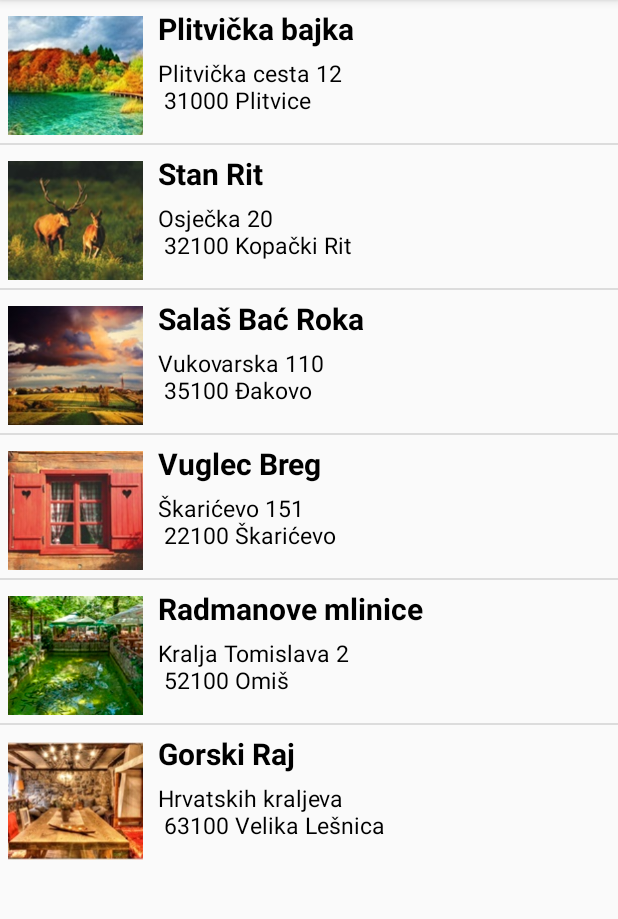
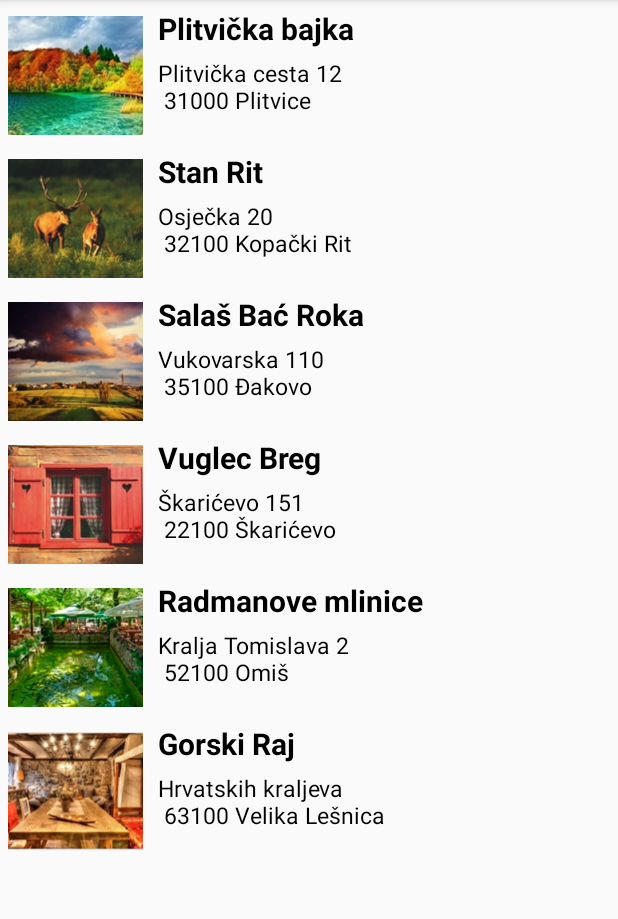
Before and after one commit to DomagojCavarOS/FindMyRoom, an Android app: the screen it shows after launch (MainActivity), on a phone screen of 412 x 824 dp, the part 84-1003 px from its top. Run offline under Robolectric (Android 15) with nearby library versions, the phone set to English and light mode, and no system bars.

Commit message:
FindMyRoom
App with fragments and RecyclerView :dancer:

```diff
--- a/FindMyRoom/app/build.gradle
+++ b/FindMyRoom/app/build.gradle
@@ -24,4 +24,5 @@ dependencies {
     testCompile 'junit:junit:4.12'
     compile 'com.android.support:appcompat-v7:23.1.0'
     compile 'com.android.support:design:23.1.0'
+    compile 'com.android.support:recyclerview-v7:+'
 }
--- a/FindMyRoom/app/src/main/java/com/d42gmail/cavar/findmyroom/FragmentA.java
+++ b/FindMyRoom/app/src/main/java/com/d42gmail/cavar/findmyroom/FragmentA.java
@@ -4,8 +4,11 @@ import android.app.Fragment;
 import android.content.res.TypedArray;
 import android.os.Bundle;
 import android.support.annotation.Nullable;
+import android.support.v7.widget.LinearLayoutManager;
+import android.support.v7.widget.RecyclerView;
 import android.util.Log;
 import android.view.LayoutInflater;
+import android.view.MotionEvent;
 import android.view.View;
 import android.view.ViewGroup;
 import android.widget.AdapterView;
@@ -16,11 +19,11 @@ import java.util.ArrayList;
 /**
  * Created by Enigma on 27.11.2015..
  */
-public class FragmentA extends Fragment implements Communicator{
+public class FragmentA extends Fragment {
 
-    ListView listView;
+    RecyclerView recyclerView;
     ArrayList<Place> arrayPlaces=new ArrayList<Place>();
-    PlaceAdapter adapter;
+    RecyclePlaceAdapter adapter;
     Communicator comm;
     String[] PlaceArray;
     String[] AdresArray;
@@ -32,21 +35,12 @@ public class FragmentA extends Fragment implements Communicator{
     @Nullable
     @Override
     public View onCreateView(LayoutInflater inflater, ViewGroup container, Bundle savedInstanceState) {
-        View view= inflater.inflate(R.layout.fragmenta,container,false);
+        final View view= inflater.inflate(R.layout.fragmenta,container,false);
 
-        listView= (android.widget.ListView) view.findViewById(R.id.listView);
-        adapter=new PlaceAdapter(getActivity(),Populate(arrayPlaces));
-        listView.setAdapter(adapter);
-
-        comm= (Communicator) getActivity();
-
-        listView.setOnItemClickListener(new AdapterView.OnItemClickListener() {
-            @Override
-            public void onItemClick(AdapterView<?> parent, View view, int position, long id) {
-                comm.respond(adapter.getItem(position));
-
-            }
-        });
+        recyclerView= (RecyclerView) view.findViewById(R.id.RecyclePlaceAdapter);
+        adapter=new RecyclePlaceAdapter(getActivity(),Populate(arrayPlaces),recyclerView);
+        recyclerView.setAdapter(adapter);
+        recyclerView.setLayoutManager(new LinearLayoutManager(getActivity()));
 
         return view;
     }
@@ -83,9 +77,4 @@ public class FragmentA extends Fragment implements Communicator{
         }
         return arrayPlace;
     }
-
-    @Override
-    public void respond(Place place) {
-
-    }
 }
--- /dev/null
+++ b/FindMyRoom/app/src/main/java/com/d42gmail/cavar/findmyroom/RecyclePlaceAdapter.java
@@ -0,0 +1,113 @@
+package com.d42gmail.cavar.findmyroom;
+
+import android.app.Activity;
+import android.content.Context;
+import android.support.v7.widget.RecyclerView;
+import android.util.Log;
+import android.view.LayoutInflater;
+import android.view.View;
+import android.view.ViewGroup;
+import android.widget.ImageView;
+import android.widget.TextView;
+
+import java.util.ArrayList;
+
+/**
+ * Created by Enigma on 28.12.2015..
+ */
+public class RecyclePlaceAdapter extends RecyclerView.Adapter <RecyclePlaceAdapter.MyViewHolder>  implements Communicator {
+    ArrayList<Place> arrayAdapterList;
+    LayoutInflater inflater;
+    Context ctx;
+    Communicator comm;
+    public ImageView image_item;
+    public TextView name_item;
+    public TextView adress_item;
+    public View view;
+    Activity activity;
+    RecyclerView recyclerView;
+
+
+    public RecyclePlaceAdapter(Context ctx, ArrayList<Place> arrayAdapterList, RecyclerView recyclerView){
+
+        inflater=LayoutInflater.from(ctx);
+        this.arrayAdapterList = arrayAdapterList;
+        this.ctx=ctx;
+        this.recyclerView=recyclerView;
+    }
+
+
+    @Override
+    public MyViewHolder onCreateViewHolder(ViewGroup parent, int viewType) {
+
+        view = inflater.inflate(R.layout.list_item,parent,false);
+        view.setOnClickListener(new MyOnClickListener());
+        comm= (Communicator) ctx;
+        MyViewHolder holder= new MyViewHolder(view);
+
+        return holder;
+    }
+
+    @Override
+    public void onBindViewHolder(MyViewHolder holder, int position) {
+
+        Boolean isTablet=MainActivity.tabletTest(ctx);
+        if(isTablet==true)
+        {
+            itemLayoutChange(view);
+        }
+
+        Place currentPlace=arrayAdapterList.get(position);
+
+        image_item.setImageResource(currentPlace.getImgTbn());
+        name_item.setText("" + currentPlace.getPlaceName());
+        adress_item.setText(String.format("%s \n %s", currentPlace.getPlaceAdress(), currentPlace.getPlaceCity()));
+
+    }
+
+    @Override
+    public int getItemCount() {
+        return arrayAdapterList.size();
+    }
+
+    @Override
+    public void respond(Place place) {
+
+    }
+
+    class MyViewHolder extends  RecyclerView.ViewHolder{
+
+        public MyViewHolder(View itemView) {
+            super(itemView);
+
+
+            image_item= (ImageView) itemView.findViewById(R.id.idImage_item);
+            name_item= (TextView) itemView.findViewById(R.id.idName_item);
+            adress_item= (TextView) itemView.findViewById(R.id.idDescription_item);
+        }
+    }
+
+    private void itemLayoutChange(View convertView) {
+        image_item.requestLayout();
+        image_item.getLayoutParams().height=120;
+        image_item.getLayoutParams().width=120;
+
+        convertView.setPadding(10,10,10,10);
+
+        name_item.requestLayout();
+        name_item.setTextSize(25);
+        adress_item.setTextSize(20);
+
+    }
+
+
+    public class MyOnClickListener implements View.OnClickListener {
+        @Override
+        public void onClick(View v) {
+            int itemPosition = recyclerView.getChildPosition(v);
+            Log.i("vidi", "idemo" + arrayAdapterList.get(itemPosition).getPlaceCity());
+            comm.respond(arrayAdapterList.get(itemPosition));
+
+        }
+    }
+}
--- a/FindMyRoom/app/src/main/res/layout/fragmenta.xml
+++ b/FindMyRoom/app/src/main/res/layout/fragmenta.xml
@@ -2,11 +2,14 @@
 <RelativeLayout xmlns:android="http://schemas.android.com/apk/res/android"
     android:layout_width="wrap_content" android:layout_height="wrap_content">
 
-    <ListView
-        android:layout_width="wrap_content"
-        android:layout_height="wrap_content"
-        android:id="@+id/listView"
-        android:layout_alignParentTop="true"
-        android:layout_alignParentLeft="true"
-        android:layout_alignParentStart="true" />
+  <android.support.v7.widget.RecyclerView
+      android:layout_width="wrap_content"
+      android:layout_height="wrap_content"
+      android:id="@+id/RecyclePlaceAdapter"
+      android:layout_alignParentTop="true"
+      android:layout_alignParentLeft="true"
+      android:layout_alignParentStart="true"
+      >
+  </android.support.v7.widget.RecyclerView>
+
 </RelativeLayout>
--- a/FindMyRoom/app/src/main/res/layout/list_item.xml
+++ b/FindMyRoom/app/src/main/res/layout/list_item.xml
@@ -1,6 +1,6 @@
 <?xml version="1.0" encoding="utf-8"?>
 <RelativeLayout xmlns:android="http://schemas.android.com/apk/res/android"
-    android:layout_width="200dp" android:layout_height="wrap_content">
+    android:layout_width="match_parent" android:layout_height="wrap_content">
 
     <ImageView
         android:id="@+id/idImage_item"
```
Also changed, not shown: 1 other file.
